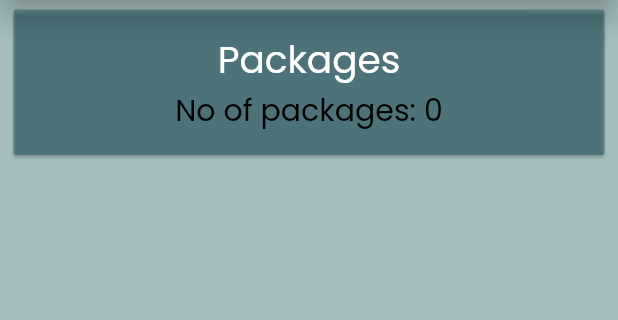
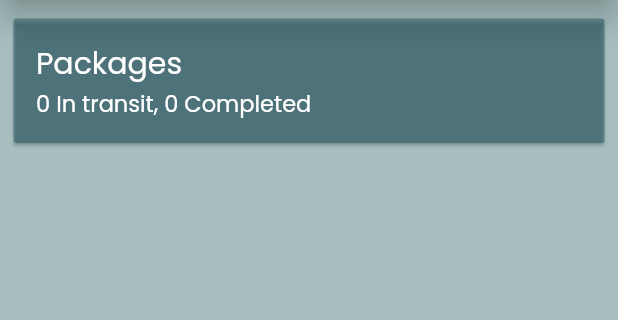
Before and after one commit to DinukaGayashan/ezDelivery, a Flutter app: the customer_main_menu screen opened directly with empty values, on a phone screen of 412 x 824 dp, the part 124-444 px from its top. Run offline on Flutter 3.47's test engine with Material 2 defaults, Android fonts, the phone set to English and light mode, and no system bars; our stand-ins replace cloud_firestore, cloud_functions, firebase_auth, firebase_core, flutter_spinkit, geolocator and 1 more; accounts and stored records are empty.

Commit message:
ui update

```diff
--- a/Mobile Application/ezdelivery/lib/constants.dart
+++ b/Mobile Application/ezdelivery/lib/constants.dart
@@ -38,6 +38,18 @@ const TextStyle kInstructionStyle2 = TextStyle(
   color: kBaseColor1,
 );
 
+const TextStyle kCardStyle1 = TextStyle(
+  fontSize: 20,
+  fontFamily: 'Poppins',
+  color: kBaseColor2,
+);
+
+const TextStyle kCardStyle2 = TextStyle(
+  fontSize: 15,
+  fontFamily: 'Poppins',
+  color: kBaseColor2,
+);
+
 const TextStyle kDetailsStyle = TextStyle(
   fontSize: 20,
   fontFamily: 'Poppins',
@@ -60,7 +72,7 @@ const TextStyle kDrawerTextStyle = TextStyle(
 
 Widget card(BuildContext context, Widget content){
   return Padding(
-    padding: const EdgeInsets.all(5.0),
+    padding: const EdgeInsets.symmetric(vertical: 1,horizontal: 5),
     child: Card(
       color: kTransparentColor2,
       shape: RoundedRectangleBorder(
--- a/Mobile Application/ezdelivery/lib/customer_loading.dart
+++ b/Mobile Application/ezdelivery/lib/customer_loading.dart
@@ -23,7 +23,7 @@ class _customer_loadingState extends State<customer_loading> {
     final userDoc=await _firestore.collection('customers').doc(user?.uid).get();
     final ps=userDoc['packages'];
     for(var p in ps){
-      packages.add(await userDoc['packages'][0].get());
+      packages.add(await p.get());
     }
     Navigator.pushReplacement(context, MaterialPageRoute(builder: (context) {
       return customer_main_menu(user,packages,);
@@ -40,9 +40,10 @@ class _customer_loadingState extends State<customer_loading> {
     getData();
 
     return const Scaffold(
+      backgroundColor: kAccentColor1,
       body: Center(
         child: SpinKitDoubleBounce(
-          color: kAccentColor1,
+          color: kAccentColor3,
           size: 100,
         ),
       ),
--- a/Mobile Application/ezdelivery/lib/customer_main_menu.dart
+++ b/Mobile Application/ezdelivery/lib/customer_main_menu.dart
@@ -14,6 +14,16 @@ class customer_main_menu extends StatefulWidget {
 }
 
 class _customer_main_menuState extends State<customer_main_menu> {
+
+  List<dynamic> getPackagesWithAttribute({required String attribute, required String state}){
+    List<dynamic> ps=[];
+    for(var p in widget.packages){
+      if(p[attribute]==state){
+        ps.add(p);
+      }
+    }
+    return ps;
+  }
 
   @override
   Widget build(BuildContext context) {
@@ -33,16 +43,18 @@ class _customer_main_menuState extends State<customer_main_menu> {
         child: SingleChildScrollView(
           child: Column(
             children: [
+              const SizedBox(height: 10,),
               InkWell(
                 child: card(context,
                   SizedBox(
                     width: MediaQuery.of(context).size.width,
                     child: Column(
+                      crossAxisAlignment: CrossAxisAlignment.start,
                       children: [
-                        const Text('Packages',style: kSubSubjectStyle,),
+                        const Text('Packages',style: kCardStyle1,),
                         Text(
-                            'No of packages: '+widget.packages.length.toString(),
-                          style: kInstructionStyle2,
+                          getPackagesWithAttribute(attribute: 'status', state: 'in_transit').length.toString()+' In transit, '+getPackagesWithAttribute(attribute: 'status', state: 'completed').length.toString()+' Completed',
+                          style: kCardStyle2,
                         ),
                       ],
                     ),
```
Also changed, not shown: Mobile Application/ezdelivery/lib/delivery_tracking.dart (+12 -2 lines).
